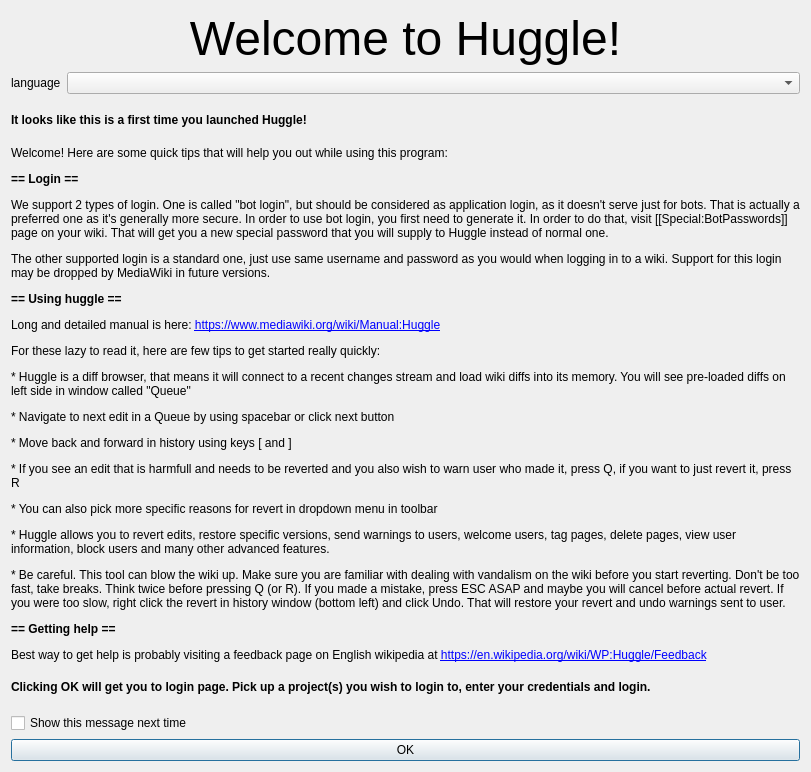
Old version of the form src/huggle_ui/welcomeinfo.ui in the repository huggle/huggle3-qt-lx.
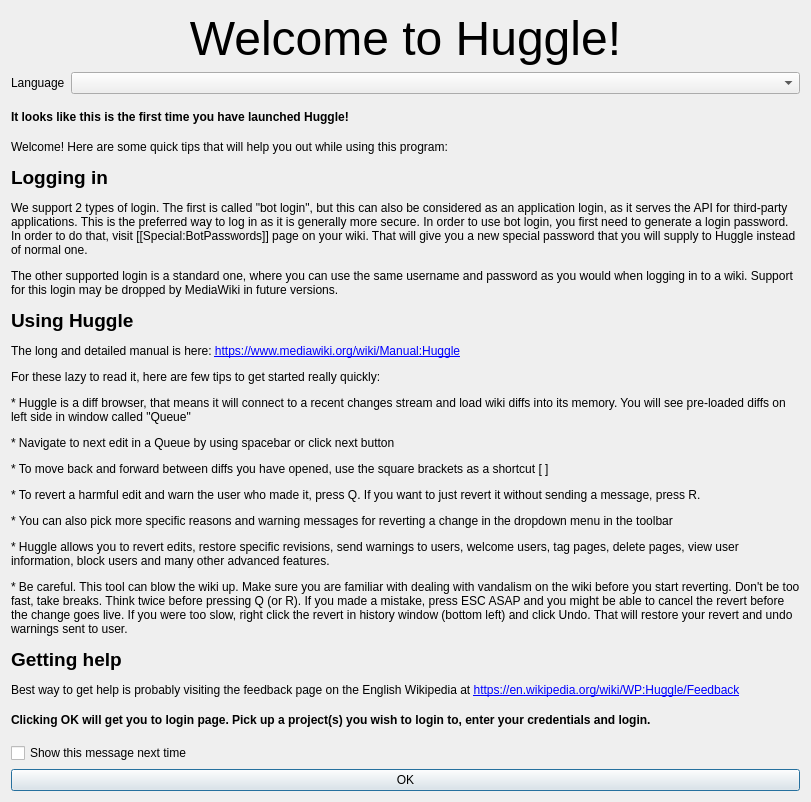
New version of the form. Icons and pictures are not drawn.

Commit message: Improve welcome message formatting and use more natural language

```diff
--- a/src/huggle_ui/welcomeinfo.ui
+++ b/src/huggle_ui/welcomeinfo.ui
@@ -7,7 +7,7 @@
     <x>0</x>
     <y>0</y>
     <width>811</width>
-    <height>772</height>
+    <height>802</height>
    </rect>
   </property>
   <property name="windowTitle">
@@ -46,7 +46,7 @@
         </sizepolicy>
        </property>
        <property name="text">
-        <string>language</string>
+        <string>Language</string>
        </property>
       </widget>
      </item>
@@ -65,7 +65,7 @@
    <item>
     <widget class="QLabel" name="label_5">
      <property name="text">
-      <string>&lt;html&gt;&lt;head/&gt;&lt;body&gt;&lt;p&gt;&lt;span style=&quot; font-weight:600;&quot;&gt;It looks like this is a first time you launched Huggle!&lt;/span&gt;&lt;/p&gt;&lt;/body&gt;&lt;/html&gt;</string>
+      <string>&lt;html&gt;&lt;head/&gt;&lt;body&gt;&lt;p&gt;&lt;span style=&quot; font-weight:600;&quot;&gt;It looks like this is the first time you have launched Huggle!&lt;/span&gt;&lt;/p&gt;&lt;/body&gt;&lt;/html&gt;</string>
      </property>
     </widget>
    </item>
@@ -75,7 +75,7 @@
       <enum>QFrame::NoFrame</enum>
      </property>
      <property name="text">
-      <string>&lt;html&gt;&lt;head/&gt;&lt;body&gt;&lt;p&gt;Welcome! Here are some quick tips that will help you out while using this program:&lt;/p&gt;&lt;p&gt;&lt;span style=&quot; font-weight:600;&quot;&gt;== Login ==&lt;/span&gt;&lt;/p&gt;&lt;p&gt;We support 2 types of login. One is called &amp;quot;bot login&amp;quot;, but should be considered as application login, as it doesn't serve just for bots. That is actually a preferred one as it's generally more secure. In order to use bot login, you first need to generate it. In order to do that, visit [[Special:BotPasswords]] page on your wiki. That will get you a new special password that you will supply to Huggle instead of normal one.&lt;/p&gt;&lt;p&gt;The other supported login is a standard one, just use same username and password as you would when logging in to a wiki. Support for this login may be dropped by MediaWiki in future versions.&lt;/p&gt;&lt;p&gt;&lt;span style=&quot; font-weight:600;&quot;&gt;== Using huggle ==&lt;/span&gt;&lt;/p&gt;&lt;p&gt;Long and detailed manual is here: &lt;a href=&quot;https://www.mediawiki.org/wiki/Manual:Huggle&quot;&gt;&lt;span style=&quot; text-decoration: underline; color:#0000ff;&quot;&gt;https://www.mediawiki.org/wiki/Manual:Huggle&lt;/span&gt;&lt;/a&gt;&lt;/p&gt;&lt;p&gt;For these lazy to read it, here are few tips to get started really quickly:&lt;/p&gt;&lt;p&gt;* Huggle is a diff browser, that means it will connect to a recent changes stream and load wiki diffs into its memory. You will see pre-loaded diffs on left side in window called &amp;quot;Queue&amp;quot;&lt;/p&gt;&lt;p&gt;* Navigate to next edit in a Queue by using spacebar or click next button&lt;/p&gt;&lt;p&gt;* Move back and forward in history using keys [ and ]&lt;/p&gt;&lt;p&gt;* If you see an edit that is harmfull and needs to be reverted and you also wish to warn user who made it, press Q, if you want to just revert it, press R&lt;/p&gt;&lt;p&gt;* You can also pick more specific reasons for revert in dropdown menu in toolbar&lt;/p&gt;&lt;p&gt;* Huggle allows you to revert edits, restore specific versions, send warnings to users, welcome users, tag pages, delete pages, view user information, block users and many other advanced features.&lt;/p&gt;&lt;p&gt;* Be careful. This tool can blow the wiki up. Make sure you are familiar with dealing with vandalism on the wiki before you start reverting. Don't be too fast, take breaks. Think twice before pressing Q (or R). If you made a mistake, press ESC ASAP and maybe you will cancel before actual revert. If you were too slow, right click the revert in history window (bottom left) and click Undo. That will restore your revert and undo warnings sent to user.&lt;/p&gt;&lt;p&gt;&lt;span style=&quot; font-weight:600;&quot;&gt;== Getting help ==&lt;/span&gt;&lt;/p&gt;&lt;p&gt;Best way to get help is probably visiting a feedback page on English wikipedia at &lt;a href=&quot;https://en.wikipedia.org/wiki/WP:HG/T&quot;&gt;&lt;span style=&quot; text-decoration: underline; color:#0000ff;&quot;&gt;https://en.wikipedia.org/wiki/WP:Huggle/Feedback&lt;/span&gt;&lt;/a&gt;&lt;/p&gt;&lt;/body&gt;&lt;/html&gt;</string>
+      <string>&lt;html&gt;&lt;head/&gt;&lt;body&gt;&lt;p&gt;Welcome! Here are some quick tips that will help you out while using this program:&lt;/p&gt;&lt;p&gt;&lt;span style=&quot; font-size:14pt; font-weight:600;&quot;&gt;Logging in&lt;/span&gt;&lt;/p&gt;&lt;p&gt;We support 2 types of login. The first is called &amp;quot;bot login&amp;quot;, but this can also be considered as an application login, as it serves the API for third-party applications. This is the preferred way to log in as it is generally more secure. In order to use bot login, you first need to generate a login password. In order to do that, visit [[Special:BotPasswords]] page on your wiki. That will give you a new special password that you will supply to Huggle instead of normal one.&lt;/p&gt;&lt;p&gt;The other supported login is a standard one, where you can use the same username and password as you would when logging in to a wiki. Support for this login may be dropped by MediaWiki in future versions.&lt;/p&gt;&lt;p&gt;&lt;span style=&quot; font-size:14pt; font-weight:600;&quot;&gt;Using Huggle&lt;/span&gt;&lt;/p&gt;&lt;p&gt;The long and detailed manual is here: &lt;a href=&quot;https://www.mediawiki.org/wiki/Manual:Huggle&quot;&gt;&lt;span style=&quot; text-decoration: underline; color:#0000ff;&quot;&gt;https://www.mediawiki.org/wiki/Manual:Huggle&lt;/span&gt;&lt;/a&gt;&lt;/p&gt;&lt;p&gt;For these lazy to read it, here are few tips to get started really quickly:&lt;/p&gt;&lt;p&gt;* Huggle is a diff browser, that means it will connect to a recent changes stream and load wiki diffs into its memory. You will see pre-loaded diffs on left side in window called &amp;quot;Queue&amp;quot;&lt;/p&gt;&lt;p&gt;* Navigate to next edit in a Queue by using spacebar or click next button&lt;/p&gt;&lt;p&gt;* To move back and forward between diffs you have opened, use the square brackets as a shortcut [ ]&lt;/p&gt;&lt;p&gt;* To revert a harmful edit and warn the user who made it, press Q. If you want to just revert it without sending a message, press R.&lt;/p&gt;&lt;p&gt;* You can also pick more specific reasons and warning messages for reverting a change in the dropdown menu in the toolbar&lt;/p&gt;&lt;p&gt;* Huggle allows you to revert edits, restore specific revisions, send warnings to users, welcome users, tag pages, delete pages, view user information, block users and many other advanced features.&lt;/p&gt;&lt;p&gt;* Be careful. This tool can blow the wiki up. Make sure you are familiar with dealing with vandalism on the wiki before you start reverting. Don't be too fast, take breaks. Think twice before pressing Q (or R). If you made a mistake, press ESC ASAP and you might be able to cancel the revert before the change goes live. If you were too slow, right click the revert in history window (bottom left) and click Undo. That will restore your revert and undo warnings sent to user.&lt;/p&gt;&lt;p&gt;&lt;span style=&quot; font-size:14pt; font-weight:600;&quot;&gt;Getting help&lt;/span&gt;&lt;/p&gt;&lt;p&gt;Best way to get help is probably visiting the feedback page on the English Wikipedia at &lt;a href=&quot;https://en.wikipedia.org/wiki/WP:HG/T&quot;&gt;&lt;span style=&quot; text-decoration: underline; color:#0000ff;&quot;&gt;https://en.wikipedia.org/wiki/WP:Huggle/Feedback&lt;/span&gt;&lt;/a&gt;&lt;/p&gt;&lt;/body&gt;&lt;/html&gt;</string>
      </property>
      <property name="scaledContents">
       <bool>false</bool>
```
